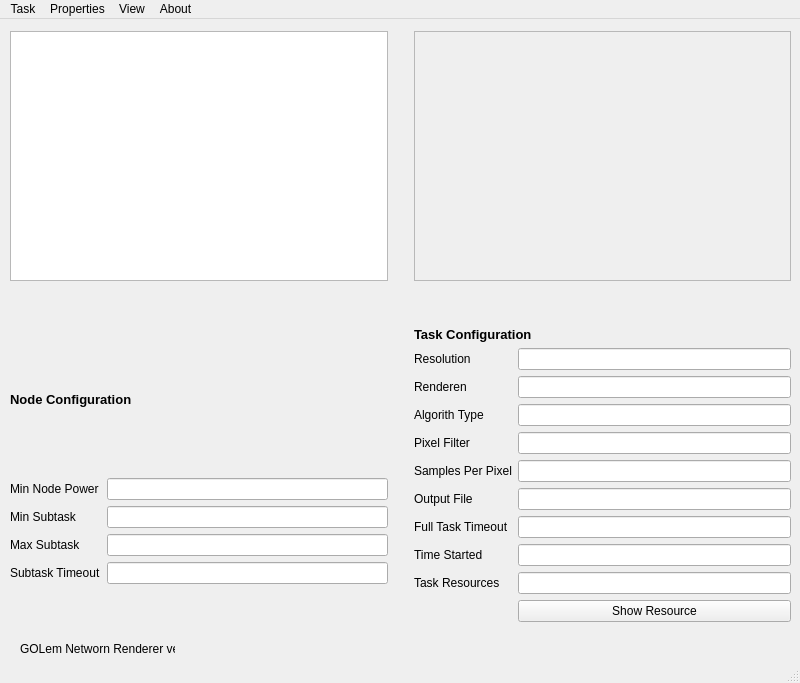
Above: poc/golemPy/examples/gnr/ui/MainWindow.ui from golemfactory/clay before the change. Below: the same form after it.
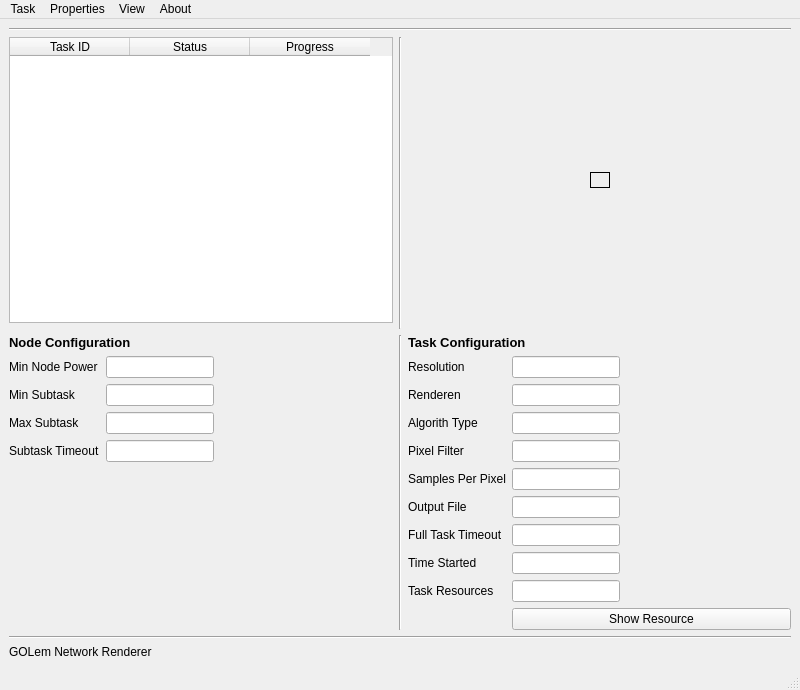
That is the form after the change.

Patch:
```diff
--- a/poc/golemPy/examples/gnr/ui/MainWindow.ui
+++ b/poc/golemPy/examples/gnr/ui/MainWindow.ui
@@ -7,137 +7,133 @@
     <x>0</x>
     <y>0</y>
     <width>800</width>
-    <height>683</height>
+    <height>690</height>
    </rect>
   </property>
+  <property name="maximumSize">
+   <size>
+    <width>900</width>
+    <height>690</height>
+   </size>
+  </property>
   <property name="windowTitle">
    <string>Golem Network Renderer</string>
   </property>
   <widget class="QWidget" name="centralwidget">
-   <widget class="QWidget" name="">
-    <property name="geometry">
-     <rect>
-      <x>10</x>
-      <y>12</y>
-      <width>781</width>
-      <height>591</height>
-     </rect>
-    </property>
+   <layout class="QVBoxLayout" name="verticalLayout_2">
+    <item>
+     <widget class="Line" name="line_4">
+      <property name="orientation">
+       <enum>Qt::Horizontal</enum>
+      </property>
+     </widget>
+    </item>
+    <item>
     <layout class="QGridLayout" name="mainGridLayout">
      <property name="sizeConstraint">
       <enum>QLayout::SetDefaultConstraint</enum>
      </property>
-     <item row="0" column="1">
-      <spacer name="horizontalSpacer">
-       <property name="orientation">
-        <enum>Qt::Horizontal</enum>
-       </property>
-       <property name="sizeType">
-        <enum>QSizePolicy::Minimum</enum>
-       </property>
-       <property name="sizeHint" stdset="0">
-        <size>
-         <width>20</width>
-         <height>20</height>
-        </size>
-       </property>
-      </spacer>
-     </item>
-     <item row="0" column="2">
-      <widget class="QFrame" name="previewFrame">
+      <item row="0" column="0">
+       <widget class="QTableWidget" name="renderTaskTableWidget">
+        <property name="sizePolicy">
+         <sizepolicy hsizetype="Expanding" vsizetype="Expanding">
+          <horstretch>0</horstretch>
+          <verstretch>0</verstretch>
+         </sizepolicy>
+        </property>
+        <property name="contextMenuPolicy">
+         <enum>Qt::CustomContextMenu</enum>
+        </property>
+        <property name="layoutDirection">
+         <enum>Qt::LeftToRight</enum>
+        </property>
+        <property name="autoFillBackground">
+         <bool>true</bool>
+        </property>
        <property name="frameShape">
         <enum>QFrame::StyledPanel</enum>
        </property>
-       <property name="frameShadow">
-        <enum>QFrame::Raised</enum>
-       </property>
-      </widget>
-     </item>
-     <item row="2" column="0">
-      <layout class="QVBoxLayout" name="nodeConfLayput">
-       <item>
-        <widget class="QLabel" name="label">
-         <property name="text">
-          <string>&lt;html&gt;&lt;head/&gt;&lt;body&gt;&lt;p&gt;&lt;span style=&quot; font-size:10pt; font-weight:600;&quot;&gt;Node Configuration&lt;/span&gt;&lt;/p&gt;&lt;/body&gt;&lt;/html&gt;</string>
-         </property>
-         <property name="textFormat">
-          <enum>Qt::AutoText</enum>
-         </property>
-        </widget>
-       </item>
-       <item>
-        <layout class="QFormLayout" name="nodeConfGridLayout">
-         <item row="0" column="0">
-          <widget class="QLabel" name="label_4">
-           <property name="text">
-            <string>Min Node Power</string>
-           </property>
-          </widget>
-         </item>
-         <item row="0" column="1">
-          <widget class="QLineEdit" name="minNodePower">
-           <property name="enabled">
-            <bool>true</bool>
-           </property>
-           <property name="readOnly">
-            <bool>true</bool>
-           </property>
-          </widget>
-         </item>
-         <item row="1" column="0">
-          <widget class="QLabel" name="label_3">
-           <property name="text">
-            <string>Min Subtask</string>
-           </property>
-          </widget>
-         </item>
-         <item row="1" column="1">
-          <widget class="QLineEdit" name="minSubtask">
-           <property name="enabled">
+        <property name="editTriggers">
+         <set>QAbstractItemView::NoEditTriggers</set>
+        </property>
+        <property name="alternatingRowColors">
+         <bool>false</bool>
+        </property>
+        <property name="selectionBehavior">
+         <enum>QAbstractItemView::SelectRows</enum>
+        </property>
+        <property name="textElideMode">
+         <enum>Qt::ElideRight</enum>
+        </property>
+        <property name="verticalScrollMode">
+         <enum>QAbstractItemView::ScrollPerPixel</enum>
+        </property>
+        <property name="horizontalScrollMode">
+         <enum>QAbstractItemView::ScrollPerPixel</enum>
+        </property>
+        <property name="gridStyle">
+         <enum>Qt::DashLine</enum>
+        </property>
+        <property name="cornerButtonEnabled">
             <bool>true</bool>
            </property>
-           <property name="readOnly">
+        <attribute name="horizontalHeaderVisible">
             <bool>true</bool>
-           </property>
-          </widget>
-         </item>
-         <item row="2" column="0">
-          <widget class="QLabel" name="label_2">
+        </attribute>
+        <attribute name="horizontalHeaderCascadingSectionResizes">
+         <bool>false</bool>
+        </attribute>
+        <attribute name="horizontalHeaderDefaultSectionSize">
+         <number>120</number>
+        </attribute>
+        <attribute name="horizontalHeaderHighlightSections">
+         <bool>false</bool>
+        </attribute>
+        <attribute name="verticalHeaderVisible">
+         <bool>true</bool>
+        </attribute>
+        <attribute name="verticalHeaderDefaultSectionSize">
+         <number>20</number>
+        </attribute>
+        <attribute name="verticalHeaderHighlightSections">
+         <bool>false</bool>
+        </attribute>
+        <column>
+         <property name="text">
+          <string>Task ID</string>
+         </property>
+        </column>
+        <column>
            <property name="text">
-            <string>Max Subtask</string>
-           </property>
+          <string>Status</string>
+         </property>
+        </column>
+        <column>
+         <property name="text">
+          <string>Progress</string>
+         </property>
+        </column>
           </widget>
          </item>
          <item row="2" column="1">
-          <widget class="QLineEdit" name="maxSubtask">
-           <property name="enabled">
-            <bool>true</bool>
-           </property>
-           <property name="readOnly">
-            <bool>true</bool>
-           </property>
-          </widget>
-         </item>
-         <item row="3" column="0">
-          <widget class="QLabel" name="label_5">
-           <property name="text">
-            <string>Subtask Timeout</string>
-           </property>
-          </widget>
-         </item>
-         <item row="3" column="1">
-          <widget class="QLineEdit" name="subtaskTimeout">
-           <property name="enabled">
-            <bool>true</bool>
-           </property>
-           <property name="readOnly">
-            <bool>true</bool>
-           </property>
-          </widget>
-         </item>
-        </layout>
-       </item>
-      </layout>
+       <widget class="Line" name="line_3">
+        <property name="orientation">
+         <enum>Qt::Vertical</enum>
+        </property>
+       </widget>
+      </item>
+      <item row="0" column="1" rowspan="2">
+       <widget class="Line" name="line_2">
+        <property name="sizePolicy">
+         <sizepolicy hsizetype="Fixed" vsizetype="Minimum">
+          <horstretch>0</horstretch>
+          <verstretch>0</verstretch>
+         </sizepolicy>
+        </property>
+        <property name="orientation">
+         <enum>Qt::Vertical</enum>
+        </property>
+       </widget>
      </item>
      <item row="2" column="2">
       <layout class="QVBoxLayout" name="taskConfLayout">
@@ -168,6 +164,12 @@
            <property name="enabled">
             <bool>true</bool>
            </property>
+            <property name="sizePolicy">
+             <sizepolicy hsizetype="Fixed" vsizetype="Fixed">
+              <horstretch>0</horstretch>
+              <verstretch>0</verstretch>
+             </sizepolicy>
+            </property>
            <property name="readOnly">
             <bool>true</bool>
            </property>
@@ -185,6 +187,12 @@
            <property name="enabled">
             <bool>true</bool>
            </property>
+            <property name="sizePolicy">
+             <sizepolicy hsizetype="Fixed" vsizetype="Fixed">
+              <horstretch>0</horstretch>
+              <verstretch>0</verstretch>
+             </sizepolicy>
+            </property>
            <property name="readOnly">
             <bool>true</bool>
            </property>
@@ -202,6 +210,12 @@
            <property name="enabled">
             <bool>true</bool>
            </property>
+            <property name="sizePolicy">
+             <sizepolicy hsizetype="Fixed" vsizetype="Fixed">
+              <horstretch>0</horstretch>
+              <verstretch>0</verstretch>
+             </sizepolicy>
+            </property>
            <property name="readOnly">
             <bool>true</bool>
            </property>
@@ -219,6 +233,12 @@
            <property name="enabled">
             <bool>true</bool>
            </property>
+            <property name="sizePolicy">
+             <sizepolicy hsizetype="Fixed" vsizetype="Fixed">
+              <horstretch>0</horstretch>
+              <verstretch>0</verstretch>
+             </sizepolicy>
+            </property>
            <property name="readOnly">
             <bool>true</bool>
            </property>
@@ -236,6 +256,12 @@
            <property name="enabled">
             <bool>true</bool>
            </property>
+            <property name="sizePolicy">
+             <sizepolicy hsizetype="Fixed" vsizetype="Fixed">
+              <horstretch>0</horstretch>
+              <verstretch>0</verstretch>
+             </sizepolicy>
+            </property>
            <property name="readOnly">
             <bool>true</bool>
            </property>
@@ -253,6 +279,12 @@
            <property name="enabled">
             <bool>true</bool>
            </property>
+            <property name="sizePolicy">
+             <sizepolicy hsizetype="Fixed" vsizetype="Fixed">
+              <horstretch>0</horstretch>
+              <verstretch>0</verstretch>
+             </sizepolicy>
+            </property>
            <property name="readOnly">
             <bool>true</bool>
            </property>
@@ -270,6 +302,12 @@
            <property name="enabled">
             <bool>true</bool>
            </property>
+            <property name="sizePolicy">
+             <sizepolicy hsizetype="Fixed" vsizetype="Fixed">
+              <horstretch>0</horstretch>
+              <verstretch>0</verstretch>
+             </sizepolicy>
+            </property>
            <property name="readOnly">
             <bool>true</bool>
            </property>
@@ -287,6 +325,12 @@
            <property name="enabled">
             <bool>true</bool>
            </property>
+            <property name="sizePolicy">
+             <sizepolicy hsizetype="Fixed" vsizetype="Fixed">
+              <horstretch>0</horstretch>
+              <verstretch>0</verstretch>
+             </sizepolicy>
+            </property>
            <property name="readOnly">
             <bool>true</bool>
            </property>
@@ -304,6 +348,12 @@
            <property name="enabled">
             <bool>true</bool>
            </property>
+            <property name="sizePolicy">
+             <sizepolicy hsizetype="Fixed" vsizetype="Fixed">
+              <horstretch>0</horstretch>
+              <verstretch>0</verstretch>
+             </sizepolicy>
+            </property>
            <property name="readOnly">
             <bool>true</bool>
            </property>
@@ -320,44 +370,234 @@
        </item>
       </layout>
      </item>
-     <item row="1" column="0">
-      <spacer name="verticalSpacer">
-       <property name="orientation">
-        <enum>Qt::Vertical</enum>
-       </property>
-       <property name="sizeType">
-        <enum>QSizePolicy::Minimum</enum>
-       </property>
-       <property name="sizeHint" stdset="0">
-        <size>
-         <width>20</width>
-         <height>40</height>
-        </size>
-       </property>
-      </spacer>
-     </item>
+      <item row="2" column="0">
+       <layout class="QVBoxLayout" name="nodeConfLayout">
+        <item>
+         <widget class="QLabel" name="label">
+          <property name="text">
+           <string>&lt;html&gt;&lt;head/&gt;&lt;body&gt;&lt;p&gt;&lt;span style=&quot; font-size:10pt; font-weight:600;&quot;&gt;Node Configuration&lt;/span&gt;&lt;/p&gt;&lt;/body&gt;&lt;/html&gt;</string>
+          </property>
+          <property name="textFormat">
+           <enum>Qt::AutoText</enum>
+          </property>
+         </widget>
+        </item>
+        <item>
+         <layout class="QFormLayout" name="nodeConfGridLayout">
+          <property name="fieldGrowthPolicy">
+           <enum>QFormLayout::AllNonFixedFieldsGrow</enum>
+          </property>
      <item row="0" column="0">
-      <widget class="QTableWidget" name="renderTaskTableWidget"/>
-     </item>
-    </layout>
-   </widget>
-   <widget class="QWidget" name="">
-    <property name="geometry">
-     <rect>
-      <x>20</x>
-      <y>620</y>
-      <width>168</width>
-      <height>19</height>
-     </rect>
-    </property>
+           <widget class="QLabel" name="label_4">
+            <property name="text">
+             <string>Min Node Power</string>
+            </property>
+           </widget>
+          </item>
+          <item row="1" column="0">
+           <widget class="QLabel" name="label_3">
+            <property name="text">
+             <string>Min Subtask</string>
+            </property>
+           </widget>
+          </item>
+          <item row="1" column="1">
+           <widget class="QLineEdit" name="minSubtask">
+            <property name="enabled">
+             <bool>true</bool>
+            </property>
+            <property name="sizePolicy">
+             <sizepolicy hsizetype="Fixed" vsizetype="Fixed">
+              <horstretch>0</horstretch>
+              <verstretch>0</verstretch>
+             </sizepolicy>
+            </property>
+            <property name="readOnly">
+             <bool>true</bool>
+            </property>
+           </widget>
+          </item>
+          <item row="2" column="0">
+           <widget class="QLabel" name="label_2">
+            <property name="text">
+             <string>Max Subtask</string>
+            </property>
+           </widget>
+          </item>
+          <item row="2" column="1">
+           <widget class="QLineEdit" name="maxSubtask">
+            <property name="enabled">
+             <bool>true</bool>
+            </property>
+            <property name="sizePolicy">
+             <sizepolicy hsizetype="Fixed" vsizetype="Fixed">
+              <horstretch>0</horstretch>
+              <verstretch>0</verstretch>
+             </sizepolicy>
+            </property>
+            <property name="readOnly">
+             <bool>true</bool>
+            </property>
+           </widget>
+          </item>
+          <item row="3" column="0">
+           <widget class="QLabel" name="label_5">
+            <property name="text">
+             <string>Subtask Timeout</string>
+            </property>
+           </widget>
+          </item>
+          <item row="3" column="1">
+           <widget class="QLineEdit" name="subtaskTimeout">
+            <property name="enabled">
+             <bool>true</bool>
+            </property>
+            <property name="sizePolicy">
+             <sizepolicy hsizetype="Fixed" vsizetype="Fixed">
+              <horstretch>0</horstretch>
+              <verstretch>0</verstretch>
+             </sizepolicy>
+            </property>
+            <property name="readOnly">
+             <bool>true</bool>
+            </property>
+           </widget>
+          </item>
+          <item row="0" column="1">
+           <widget class="QLineEdit" name="minNodePower">
+            <property name="enabled">
+             <bool>true</bool>
+            </property>
+            <property name="sizePolicy">
+             <sizepolicy hsizetype="Fixed" vsizetype="Fixed">
+              <horstretch>0</horstretch>
+              <verstretch>0</verstretch>
+             </sizepolicy>
+            </property>
+            <property name="alignment">
+             <set>Qt::AlignRight|Qt::AlignTrailing|Qt::AlignVCenter</set>
+            </property>
+            <property name="readOnly">
+             <bool>true</bool>
+            </property>
+           </widget>
+          </item>
+         </layout>
+        </item>
+        <item>
+         <spacer name="verticalSpacer_4">
+          <property name="orientation">
+           <enum>Qt::Vertical</enum>
+          </property>
+          <property name="sizeHint" stdset="0">
+           <size>
+            <width>20</width>
+            <height>40</height>
+           </size>
+          </property>
+         </spacer>
+        </item>
+       </layout>
+      </item>
+      <item row="0" column="2">
+       <layout class="QHBoxLayout" name="horizontalLayout_2">
+        <item>
+         <spacer name="horizontalSpacer_2">
+          <property name="orientation">
+           <enum>Qt::Horizontal</enum>
+          </property>
+          <property name="sizeHint" stdset="0">
+           <size>
+            <width>40</width>
+            <height>20</height>
+           </size>
+          </property>
+         </spacer>
+        </item>
+        <item>
+         <layout class="QVBoxLayout" name="verticalLayout_3">
+          <property name="leftMargin">
+           <number>0</number>
+          </property>
+          <item>
+           <spacer name="verticalSpacer_3">
+            <property name="orientation">
+             <enum>Qt::Vertical</enum>
+            </property>
+            <property name="sizeHint" stdset="0">
+             <size>
+              <width>20</width>
+              <height>40</height>
+             </size>
+            </property>
+           </spacer>
+          </item>
+          <item>
+           <widget class="QLabel" name="previewLabel">
+            <property name="layoutDirection">
+             <enum>Qt::LeftToRight</enum>
+            </property>
+            <property name="autoFillBackground">
+             <bool>true</bool>
+            </property>
+            <property name="frameShape">
+             <enum>QFrame::Box</enum>
+            </property>
+            <property name="text">
+             <string/>
+            </property>
+            <property name="scaledContents">
+             <bool>true</bool>
+            </property>
+            <property name="alignment">
+             <set>Qt::AlignCenter</set>
+            </property>
+            <property name="textInteractionFlags">
+             <set>Qt::NoTextInteraction</set>
+            </property>
+           </widget>
+          </item>
+          <item>
+           <spacer name="verticalSpacer_2">
+            <property name="orientation">
+             <enum>Qt::Vertical</enum>
+            </property>
+            <property name="sizeHint" stdset="0">
+             <size>
+              <width>20</width>
+              <height>40</height>
+             </size>
+            </property>
+           </spacer>
+          </item>
+         </layout>
+        </item>
+        <item>
+         <spacer name="horizontalSpacer_3">
+          <property name="orientation">
+           <enum>Qt::Horizontal</enum>
+          </property>
+          <property name="sizeHint" stdset="0">
+           <size>
+            <width>40</width>
+            <height>20</height>
+           </size>
+          </property>
+         </spacer>
+        </item>
+       </layout>
+      </item>
+     </layout>
+    </item>
+    <item>
+     <widget class="Line" name="line">
+      <property name="orientation">
+       <enum>Qt::Horizontal</enum>
+      </property>
+     </widget>
+    </item>
+    <item>
     <layout class="QHBoxLayout" name="horizontalLayout">
-     <item>
-      <widget class="QLabel" name="appName">
-       <property name="text">
-        <string>GOLem Networn Renderer ver. </string>
-       </property>
-      </widget>
-     </item>
      <item>
       <widget class="QLabel" name="appVer">
        <property name="baseSize">
@@ -367,7 +607,7 @@
         </size>
        </property>
        <property name="text">
-        <string/>
+         <string>GOLem Network Renderer </string>
        </property>
        <property name="textFormat">
         <enum>Qt::AutoText</enum>
@@ -377,8 +617,16 @@
        </property>
       </widget>
      </item>
-    </layout>
-   </widget>
+      <item>
+       <widget class="QLabel" name="appName">
+        <property name="text">
+         <string/>
+        </property>
+       </widget>
+      </item>
+     </layout>
+    </item>
+   </layout>
   </widget>
   <widget class="QMenuBar" name="menubar">
    <property name="geometry">
```
Left out of the diff: 2 changed lines with no effect on the pictures. Lines whose indentation alone changed are shown as unchanged.
